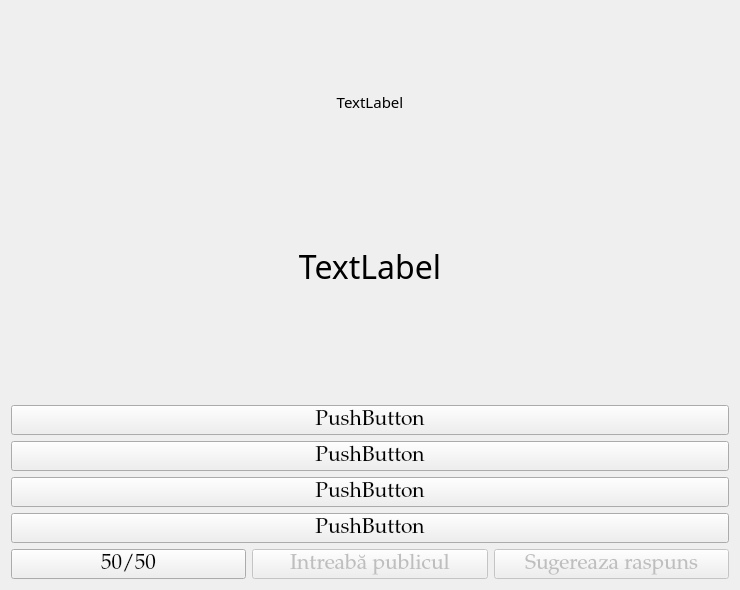
andonealexandru/Triviador, file Triviador/UI/forms/MCQuestion.ui: the form before one commit.
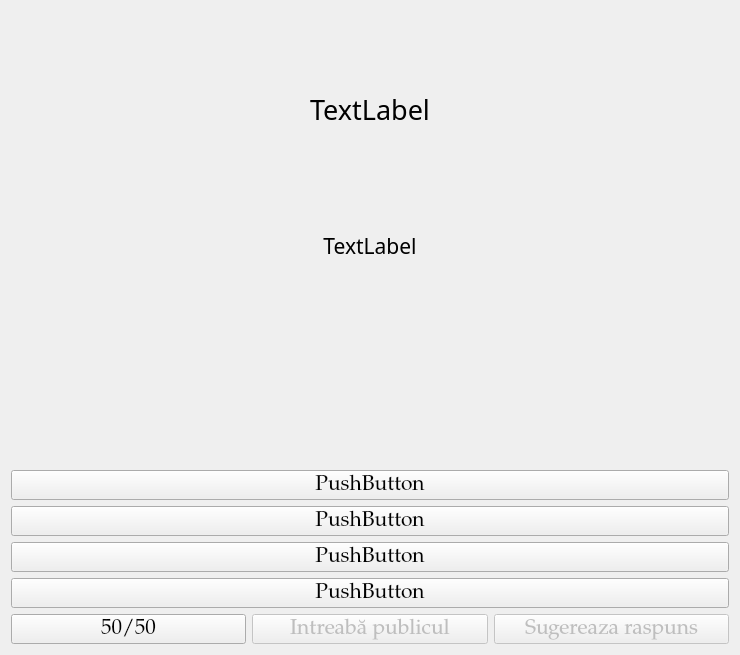
The form after the commit.

Diff of the .ui file:
```diff
--- a/Triviador/UI/forms/MCQuestion.ui
+++ b/Triviador/UI/forms/MCQuestion.ui
@@ -7,7 +7,7 @@
     <x>0</x>
     <y>0</y>
     <width>740</width>
-    <height>476</height>
+    <height>655</height>
    </rect>
   </property>
   <property name="windowTitle">
@@ -23,7 +23,7 @@
          <enum>Qt::Vertical</enum>
         </property>
         <property name="sizeType">
-         <enum>QSizePolicy::Fixed</enum>
+         <enum>QSizePolicy::Minimum</enum>
         </property>
         <property name="sizeHint" stdset="0">
          <size>
@@ -38,7 +38,7 @@
         <property name="font">
          <font>
           <family>MV Boli</family>
-          <pointsize>11</pointsize>
+          <pointsize>20</pointsize>
          </font>
         </property>
         <property name="text">
@@ -60,7 +60,25 @@
         <property name="sizeHint" stdset="0">
          <size>
           <width>20</width>
-          <height>125</height>
+          <height>97</height>
+         </size>
+        </property>
+       </spacer>
+      </item>
+      <item>
+       <layout class="QHBoxLayout" name="horizontalLayout_2">
+        <item>
+         <spacer name="horizontalSpacer">
+          <property name="orientation">
+           <enum>Qt::Horizontal</enum>
+          </property>
+          <property name="sizeType">
+           <enum>QSizePolicy::MinimumExpanding</enum>
+          </property>
+          <property name="sizeHint" stdset="0">
+           <size>
+            <width>90</width>
+            <height>20</height>
          </size>
         </property>
        </spacer>
@@ -76,7 +94,7 @@
         <property name="font">
          <font>
           <family>MV Boli</family>
-          <pointsize>24</pointsize>
+            <pointsize>16</pointsize>
          </font>
         </property>
         <property name="text">
@@ -85,7 +103,28 @@
         <property name="alignment">
          <set>Qt::AlignCenter</set>
         </property>
-       </widget>
+          <property name="wordWrap">
+           <bool>true</bool>
+          </property>
+         </widget>
+        </item>
+        <item>
+         <spacer name="horizontalSpacer_2">
+          <property name="orientation">
+           <enum>Qt::Horizontal</enum>
+          </property>
+          <property name="sizeType">
+           <enum>QSizePolicy::MinimumExpanding</enum>
+          </property>
+          <property name="sizeHint" stdset="0">
+           <size>
+            <width>90</width>
+            <height>20</height>
+           </size>
+          </property>
+         </spacer>
+        </item>
+       </layout>
       </item>
       <item>
        <spacer name="verticalSpacer_3">
@@ -93,12 +132,12 @@
          <enum>Qt::Vertical</enum>
         </property>
         <property name="sizeType">
-         <enum>QSizePolicy::Fixed</enum>
+         <enum>QSizePolicy::Expanding</enum>
         </property>
         <property name="sizeHint" stdset="0">
          <size>
           <width>20</width>
-          <height>110</height>
+          <height>130</height>
          </size>
         </property>
        </spacer>
```
Left out of the diff: 26 changed lines with no effect on the pictures. Lines whose indentation alone changed are shown as unchanged.
